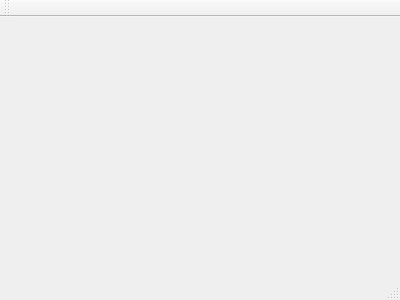
Qt form csvreadermainwindow.ui (jknightmmcs/CSVReader) before a commit.
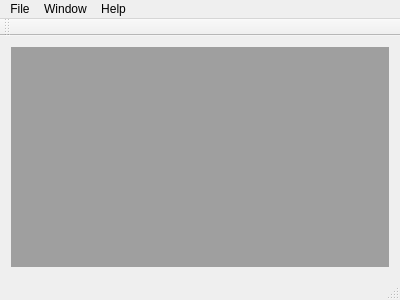
The same form after that commit.

Patch:
```diff
--- a/csvreadermainwindow.ui
+++ b/csvreadermainwindow.ui
@@ -12,13 +12,76 @@
   <property name="windowTitle" >
    <string>CSVReaderMainWindow</string>
   </property>
-  <widget class="QMenuBar" name="menuBar" />
-  <widget class="QToolBar" name="mainToolBar" />
-  <widget class="QWidget" name="centralWidget" />
-  <widget class="QStatusBar" name="statusBar" />
+  <widget class="QWidget" name="centralWidget">
+   <layout class="QHBoxLayout" name="horizontalLayout">
+    <item>
+     <widget class="QMdiArea" name="mdiArea"/>
+    </item>
+   </layout>
+  </widget>
+  <widget class="QMenuBar" name="menuBar">
+   <property name="geometry">
+    <rect>
+     <x>0</x>
+     <y>0</y>
+     <width>400</width>
+     <height>28</height>
+    </rect>
+   </property>
+   <widget class="QMenu" name="menuFile">
+    <property name="title">
+     <string>File</string>
+    </property>
+    <addaction name="actionOpen"/>
+    <addaction name="actionExit"/>
+   </widget>
+   <widget class="QMenu" name="menuWindow">
+    <property name="title">
+     <string>Window</string>
+    </property>
+    <addaction name="actionClose_all"/>
+   </widget>
+   <widget class="QMenu" name="menuAbout">
+    <property name="title">
+     <string>Help</string>
+    </property>
+    <addaction name="actionAbout"/>
+   </widget>
+   <addaction name="menuFile"/>
+   <addaction name="menuWindow"/>
+   <addaction name="menuAbout"/>
+  </widget>
+  <widget class="QToolBar" name="mainToolBar">
+   <attribute name="toolBarArea">
+    <enum>TopToolBarArea</enum>
+   </attribute>
+   <attribute name="toolBarBreak">
+    <bool>false</bool>
+   </attribute>
+  </widget>
+  <widget class="QStatusBar" name="statusBar"/>
+  <action name="actionOpen">
+   <property name="text">
+    <string>Open</string>
+   </property>
+  </action>
+  <action name="actionExit">
+   <property name="text">
+    <string>Exit</string>
+   </property>
+  </action>
+  <action name="actionClose_all">
+   <property name="text">
+    <string>Close all</string>
+   </property>
+  </action>
+  <action name="actionAbout">
+   <property name="text">
+    <string>About</string>
+   </property>
+  </action>
  </widget>
- <layoutDefault spacing="6" margin="11" />
- <pixmapfunction></pixmapfunction>
+ <layoutdefault spacing="6" margin="11"/>
  <resources/>
  <connections/>
 </ui>
```
Left out of the diff: 9 changed lines with no effect on the pictures.
